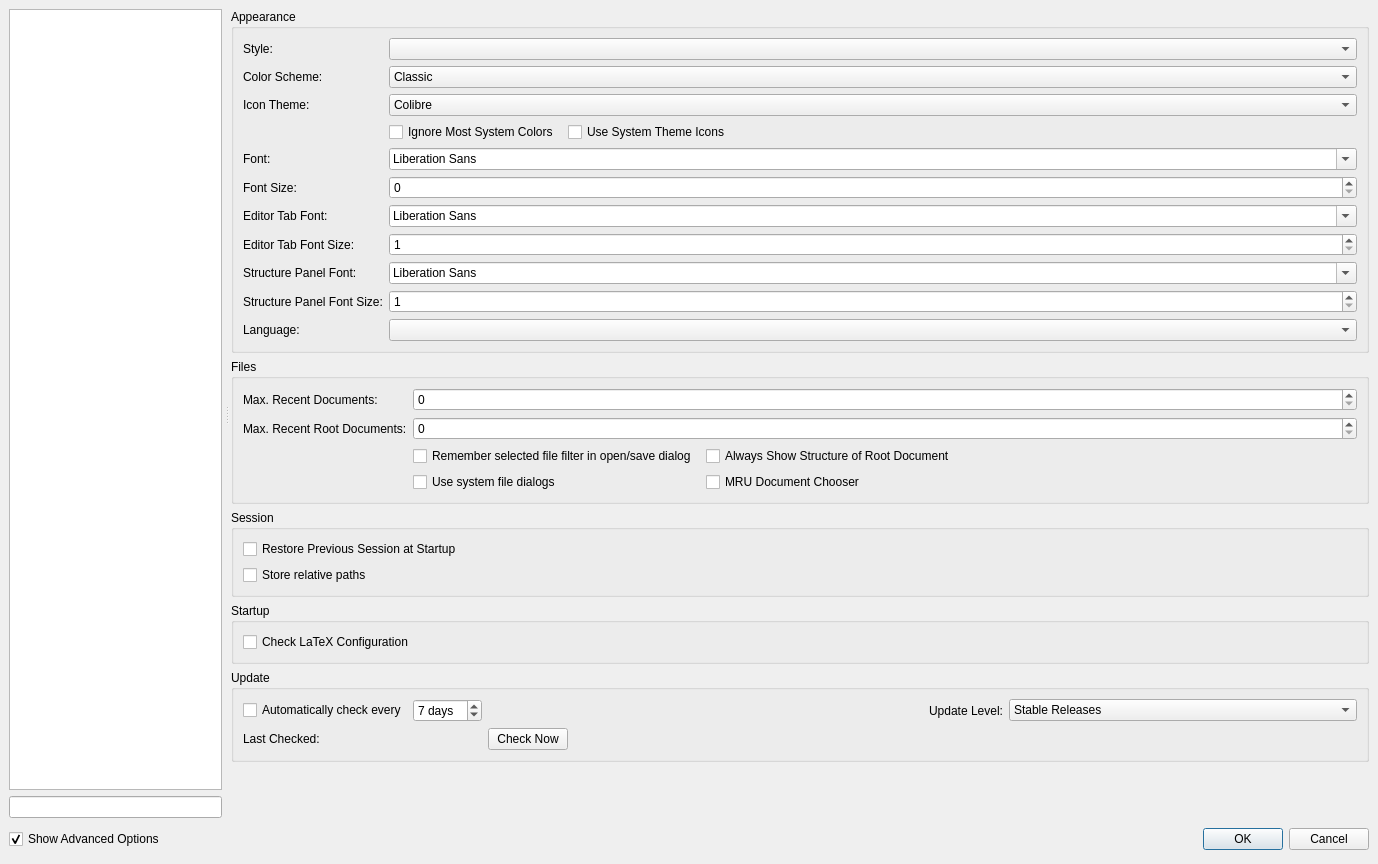
Before: the Qt Designer form src/configdialog.ui in xyzzyx99/texstudio, drawn with Qt 5.
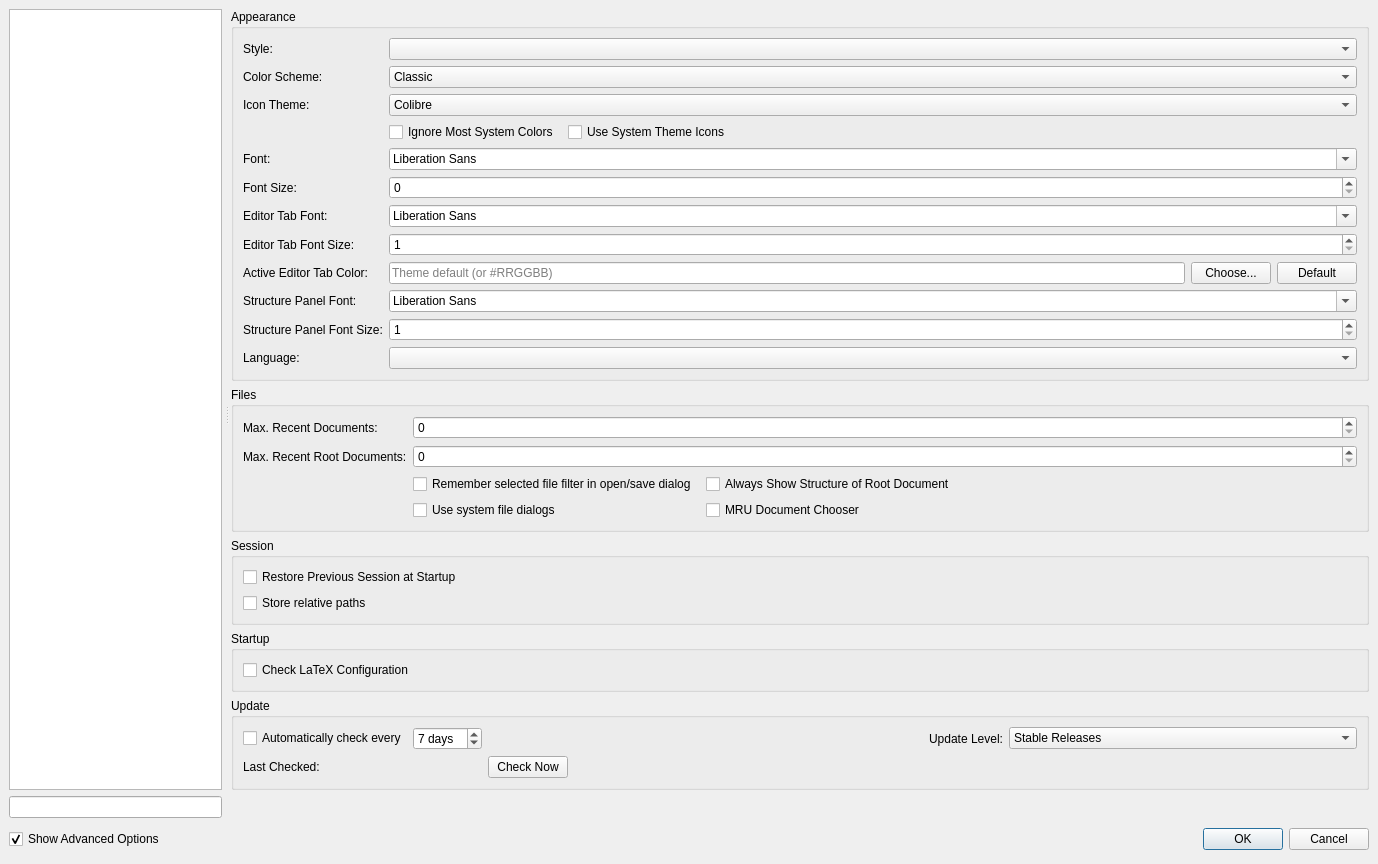
After: the same form once the commit is applied. The open tabs and pages were chosen to show the change. Icons and pictures are not drawn.

Commit message: Add active editor tab color configuration

```diff
--- a/src/configdialog.ui
+++ b/src/configdialog.ui
@@ -316,13 +316,48 @@
                    </widget>
                   </item>
                   <item row="9" column="0">
+                   <widget class="QLabel" name="labelEditorTabActiveColor">
+                    <property name="text">
+                     <string>Active Editor Tab Color:</string>
+                    </property>
+                   </widget>
+                  </item>
+                  <item row="9" column="1" colspan="3">
+                   <layout class="QHBoxLayout" name="horizontalLayoutEditorTabActiveColor">
+                    <item>
+                     <widget class="QLineEdit" name="lineEditEditorTabActiveColor">
+                      <property name="placeholderText">
+                       <string>Theme default (or #RRGGBB)</string>
+                      </property>
+                      <property name="toolTip">
+                       <string>Background color of the active editor tab. Empty means theme default.</string>
+                      </property>
+                     </widget>
+                    </item>
+                    <item>
+                     <widget class="QPushButton" name="pushButtonEditorTabActiveColor">
+                      <property name="text">
+                       <string>Choose...</string>
+                      </property>
+                     </widget>
+                    </item>
+                    <item>
+                     <widget class="QPushButton" name="pushButtonEditorTabActiveColorDefault">
+                      <property name="text">
+                       <string>Default</string>
+                      </property>
+                     </widget>
+                    </item>
+                   </layout>
+                  </item>
+                  <item row="10" column="0">
                    <widget class="QLabel" name="labelStructurePanelFont">
                     <property name="text">
                      <string>Structure Panel Font:</string>
                     </property>
                    </widget>
                   </item>
-                  <item row="9" column="1" colspan="3">
+                  <item row="10" column="1" colspan="3">
                    <widget class="QFontComboBox" name="comboBoxStructurePanelFont">
                     <property name="sizePolicy">
                      <sizepolicy hsizetype="Expanding" vsizetype="Preferred">
@@ -332,14 +367,14 @@
                     </property>
                    </widget>
                   </item>
-                  <item row="10" column="0">
+                  <item row="11" column="0">
                    <widget class="QLabel" name="labelStructurePanelFontSize">
                     <property name="text">
                      <string>Structure Panel Font Size:</string>
                     </property>
                    </widget>
                   </item>
-                  <item row="10" column="1" colspan="3">
+                  <item row="11" column="1" colspan="3">
                    <widget class="QSpinBox" name="spinBoxStructurePanelFontSize">
                     <property name="sizePolicy">
                      <sizepolicy hsizetype="Expanding" vsizetype="Preferred">
```
Left out of the diff: 3 changed lines with no effect on the pictures. The commit also changes 6 other files.
